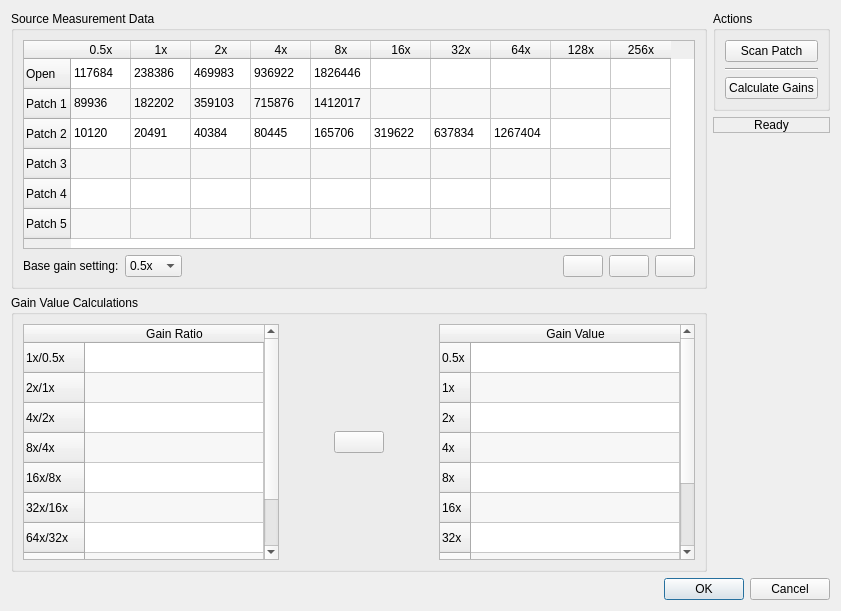
The window that src/gainfiltercalibrationdialog.ui (dektronics/densitometer-desktop) describes before a commit, drawn with Qt 5.
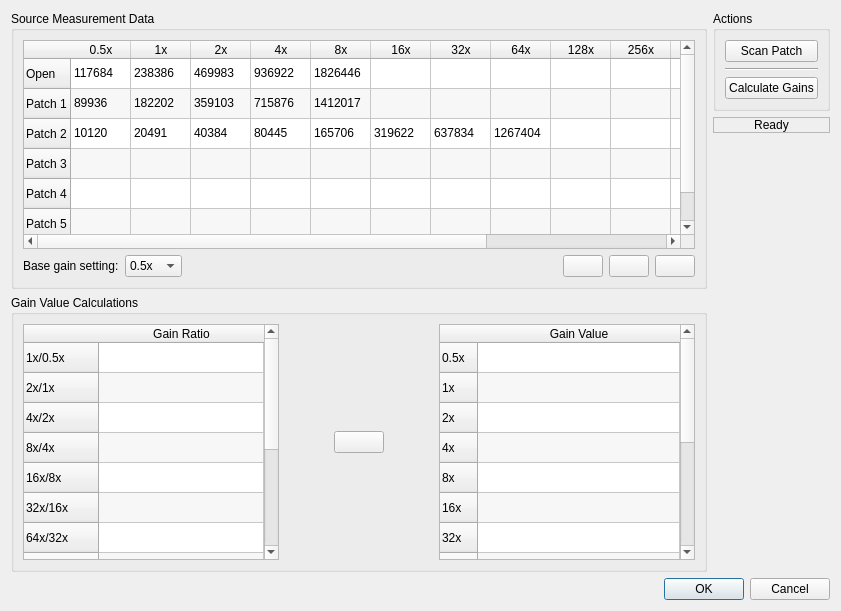
The same window after the commit. Icons and pictures are not drawn.

Commit message:
Add support for the full gain range
This adds the full sensor gain range to the UI form configuration, but
limits it to the used gain range in code.  This is to make future
tinkering easier.

Patch:
```diff
--- a/src/gainfiltercalibrationdialog.ui
+++ b/src/gainfiltercalibrationdialog.ui
@@ -111,6 +111,26 @@
           <string>256x</string>
          </property>
         </column>
+        <column>
+         <property name="text">
+          <string>512x</string>
+         </property>
+        </column>
+        <column>
+         <property name="text">
+          <string>1024x</string>
+         </property>
+        </column>
+        <column>
+         <property name="text">
+          <string>2048x</string>
+         </property>
+        </column>
+        <column>
+         <property name="text">
+          <string>4096x</string>
+         </property>
+        </column>
         <item row="0" column="0">
          <property name="text">
           <string>117684</string>
@@ -443,6 +463,26 @@
           <string>256x/128x</string>
          </property>
         </row>
+        <row>
+         <property name="text">
+          <string>512x/256x</string>
+         </property>
+        </row>
+        <row>
+         <property name="text">
+          <string>1024x/512x</string>
+         </property>
+        </row>
+        <row>
+         <property name="text">
+          <string>2048x/1024x</string>
+         </property>
+        </row>
+        <row>
+         <property name="text">
+          <string>4096x/2048x</string>
+         </property>
+        </row>
         <column>
          <property name="text">
           <string>Gain Ratio</string>
@@ -551,6 +591,26 @@
           <string>256x</string>
          </property>
         </row>
+        <row>
+         <property name="text">
+          <string>512x</string>
+         </property>
+        </row>
+        <row>
+         <property name="text">
+          <string>1024x</string>
+         </property>
+        </row>
+        <row>
+         <property name="text">
+          <string>2048x</string>
+         </property>
+        </row>
+        <row>
+         <property name="text">
+          <string>4096x</string>
+         </property>
+        </row>
         <column>
          <property name="text">
           <string>Gain Value</string>
```
The commit also changes 1 other file.
